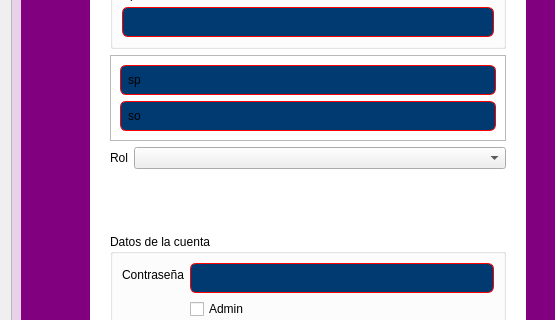
Old version of the form RawInterfaces/Empleados.ui in the repository Ventthos/PollosExpress; both pictures show x 302 to 857 and y 203 to 523 of the 857 by 611 pixel window.
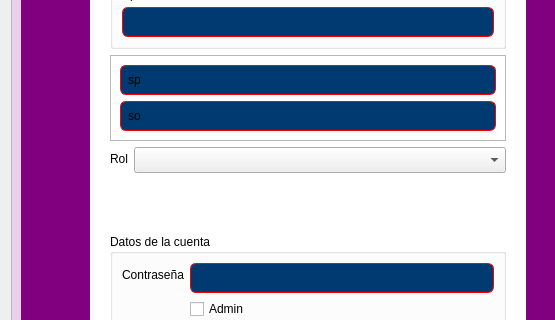
New version of the form.

Diff of the .ui file:
```diff
--- a/RawInterfaces/Empleados.ui
+++ b/RawInterfaces/Empleados.ui
@@ -452,7 +452,13 @@
                </widget>
               </item>
               <item row="0" column="1">
-               <widget class="QComboBox" name="rolComboBox"/>
+               <widget class="QComboBox" name="rolComboBox">
+                <property name="font">
+                 <font>
+                  <pointsize>11</pointsize>
+                 </font>
+                </property>
+               </widget>
               </item>
              </layout>
             </item>
```
Left out of the diff: 4 changed lines with no effect on the pictures.
